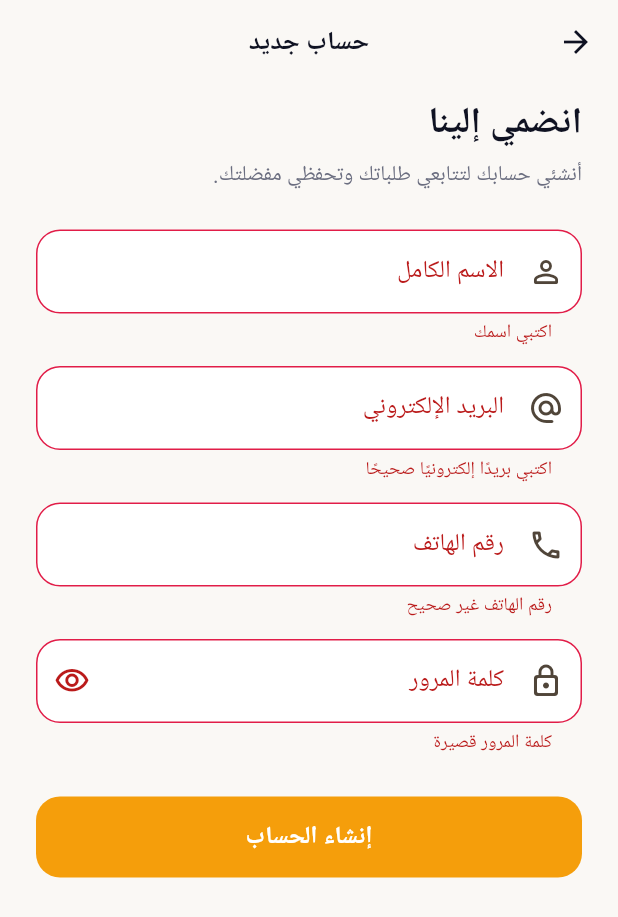
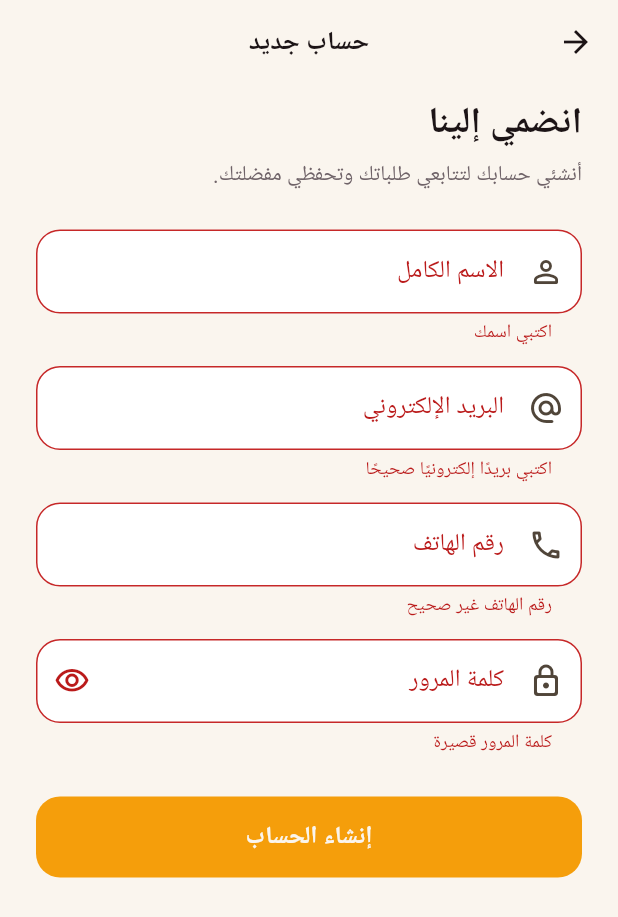
Before and after one commit to asilawad/vera, a Flutter app: the CreateNewAccountScreen screen opened directly, after a tap on "إنشاء الحساب", on a phone screen of 412 x 824 dp. Shown: the top 917 px of the screen. Run offline on Flutter 3.47's test engine with Material 3 defaults, Android fonts, the phone set to English and light mode, and no system bars; our stand-ins replace cached_network_image, flutter_screenutil, get, get_storage; accounts and stored records are empty; network calls fail; Roboto replaces fonts that are missing (Plex).

Commit message:
feat(theme): add Vera brand constants and burgundy/gold palette

```diff
--- /dev/null
+++ b/lib/utils/app_brand.dart
@@ -0,0 +1,48 @@
+import 'package:flutter/material.dart';
+
+/// Single home for Vera brand constants (name, slogan, logo, colors, splash sizes).
+class AppBrand {
+  AppBrand._();
+
+  static const String name = 'Vera';
+  static const String tagline = 'جودة تحملها معك';
+  static const String retry = 'إعادة المحاولة';
+
+  static const String logoMark = 'assets/brand/adaptive_foreground.png';
+  static const String logoIcon = 'assets/brand/app_icon.png';
+
+  static const Color burgundy = Color(0xFF7A1F36);
+  static const Color gold = Color(0xFFC9A24B);
+  static const Color cream = Color(0xFFFAF5EE);
+
+  static const double glowOpacity = 0.35;
+  static const double glowSecondaryOpacity = 0.6;
+  static const double mutedOpacity = 0.7;
+
+  // Splash
+  static const Duration splashMinDuration = Duration(milliseconds: 1400);
+  static const Duration splashAnimDuration = Duration(milliseconds: 900);
+  static const Curve splashCurve = Curves.easeOutBack;
+  static const double splashScaleStart = 0.85;
+  static const double splashLogoSize = 150;
+  static const double splashGap = 20;
+  static const double splashSmallGap = 6;
+  static const double splashTitleSize = 30;
+  static const double splashTitleSpacing = 3;
+  static const double splashTaglineSize = 15;
+  static const double loaderSize = 26;
+  static const double loaderStroke = 2.4;
+  static const double glowLargeSize = 340;
+  static const double glowSmallSize = 300;
+  static const double glowTopOffset = -120;
+  static const double glowTopSide = -80;
+  static const double glowBottomOffset = -140;
+  static const double glowBottomSide = -100;
+  static const EdgeInsets splashPadding = EdgeInsets.symmetric(horizontal: 24);
+  static const EdgeInsets splashBottomPadding = EdgeInsets.fromLTRB(
+    24,
+    16,
+    24,
+    40,
+  );
+}
--- a/lib/utils/app_colors.dart
+++ b/lib/utils/app_colors.dart
@@ -1,28 +1,43 @@
 import 'package:flutter/material.dart';
 import 'package:flutter_screenutil/flutter_screenutil.dart';
+
+import 'package:souqna_anaqa/utils/app_brand.dart';
 
 class AppColors {
   AppColors._();
 
-  static const Color ink = Color(0xFF0F1222);
-  static const Color paper = Color(0xFFFAF8F5);
+  // هوية Vera (المصدر الوحيد: AppBrand)
+  static const Color primary = AppBrand.burgundy;
+  static const Color primaryDeep = Color(0xFF4A1021);
+  static const Color gold = AppBrand.gold;
+  static const Color goldDark = Color(
+    0xFFA8832F,
+  ); // للنصوص الذهبية على الخلفيات الفاتحة
+  static const Color cream = AppBrand.cream;
+  static const Color star =
+      AppBrand.gold; // بدل 0xFFF5A623 المكتوب في عدة ملفات
+
+  static const Color ink = Color(0xFF1C1416);
+  static const Color paper = AppBrand.cream;
   static const Color surface = Colors.white;
-  static const Color sand = Color(0xFFF2EDE6);
-  static const Color line = Color(0xFFE8E2D9);
-  static const Color muted = Color(0xFF6B6E80);
-  static const Color subtle = Color(0xFF9EA0AE);
-  static const Color success = Color(0xFF0EA5A4);
-  static const Color danger = Color(0xFFE11D48);
-  static const Color warning = Color(0xFFF59E0B);
+  static const Color sand = Color(0xFFF3EBE4);
+  static const Color line = Color(0xFFE7DDD3);
+  static const Color muted = Color(0xFF6F6368);
+  static const Color subtle = Color(0xFFA39A9D);
+  static const Color success = Color(0xFF2F7D5B);
+  static const Color danger = Color(0xFFC62828);
+  static const Color warning = Color(0xFFD9822B);
 }
 
 class AppTheme {
   AppTheme._();
 
-  static ThemeData build(Color primary) {
+  /// [primary] اختياري: بدونه يُستخدم عنابي Vera. التطبيق حاليا يمرر لون المتجر من الباكند.
+  static ThemeData build([Color primary = AppColors.primary]) {
     final scheme = ColorScheme.fromSeed(
       seedColor: primary,
       primary: primary,
+      secondary: AppColors.gold,
       surface: AppColors.surface,
       brightness: Brightness.light,
     ).copyWith(onPrimary: _onColor(primary));
@@ -130,7 +145,7 @@ class AppTheme {
         backgroundColor: AppColors.ink,
         contentTextStyle: const TextStyle(
           fontFamily: 'Plex',
-          color: Colors.white,
+          color: AppColors.cream,
         ),
         shape: RoundedRectangleBorder(borderRadius: BorderRadius.circular(14)),
       ),
@@ -148,7 +163,7 @@ class AppTheme {
     );
   }
 
-  /// نص أسود أو أبيض حسب سطوع اللون.
+  /// نص كريمي أو أسود حسب سطوع اللون.
   static Color _onColor(Color c) =>
-      c.computeLuminance() > 0.5 ? AppColors.ink : Colors.white;
+      c.computeLuminance() > 0.5 ? AppColors.ink : AppColors.cream;
 }
```
